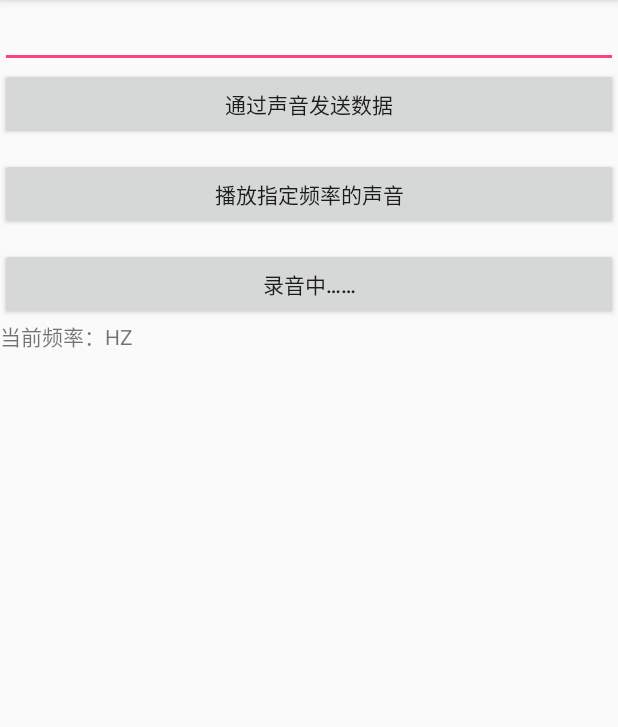
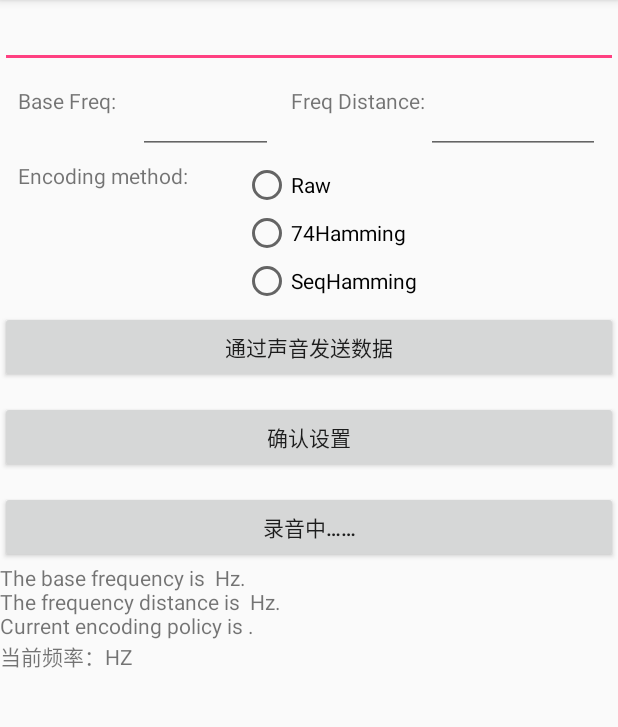
Before and after one commit to xwh817/SoundCommunication, an Android app: the screen it shows after launch (MainActivity), after a tap on "通过声音发送数据", on a phone screen of 412 x 824 dp, the part 84-811 px from its top. Run offline under Robolectric (Android 15) with nearby library versions, the phone set to English and light mode, and no system bars; 3 other taps on this screen came first.

Commit message:
androidui

```diff
--- a/app/src/main/java/xwh/sound/CodeBook.java
+++ b/app/src/main/java/xwh/sound/CodeBook.java
@@ -13,33 +13,35 @@ import android.util.Log;
 
 public class CodeBook {
 
-	public static final int CODE_BOOK_LENGTH_CONTENT = 8;  // 内容编码长度 （0-7为内容）
-	public static final int DUPLICATE_INDEX_1 = CODE_BOOK_LENGTH_CONTENT; // 重复标记1
-	public static final int DUPLICATE_INDEX_2 = DUPLICATE_INDEX_1 +1; // 重复标记2
-	public static final int START_INDEX = DUPLICATE_INDEX_2 + 1;   // 开始标记
-	public static final int END_INDEX = START_INDEX + 1;   // 结束标记
+	public static int CODE_BOOK_LENGTH_CONTENT = 8;  // 内容编码长度 （0-7为内容）
+	public static int DUPLICATE_INDEX_1 = CODE_BOOK_LENGTH_CONTENT; // 重复标记1
+	public static int DUPLICATE_INDEX_2 = DUPLICATE_INDEX_1 +1; // 重复标记2
+	public static int END_INDEX = DUPLICATE_INDEX_2 + 1;   // 开始标记
+	public static int START_INDEX = END_INDEX + 1;   // 结束标记
 
-	public static int freqDistance = 500;  // 两个频率之间的间距
-	public static final int START_INDEX_HAMMING = 4;
-	public static final int END_INDEX_HAMMING = 5;
-	public static final int DUPLICATE_INDEX_1_HAMMING = 6;
-	public static final int DUPLICATE_INDEX_2_HAMMING = 7;
-	public static final int BASE_FREQ = 10000;
-	public static final int START_FREQ_HAMMING = BASE_FREQ + freqDistance * START_INDEX_HAMMING;
-	public static final int END_FREQ_HAMMING = BASE_FREQ + freqDistance * END_INDEX_HAMMING;
-	public static final int DUP1_FREQ_HAMMING = BASE_FREQ + freqDistance * DUPLICATE_INDEX_1_HAMMING;
-	public static final int DUP2_FREQ_HAMMING = BASE_FREQ + freqDistance * DUPLICATE_INDEX_2_HAMMING;
+	public static int SEP_INDEX = START_INDEX + 1; // 分割符
+
+	//public static int freqDistance = MainActivity.FREQ_DISTANCE;  // 两个频率之间的间距
+	public static int START_INDEX_HAMMING = 4;
+	public static int END_INDEX_HAMMING = 6;
+	public static int DUPLICATE_INDEX_1_HAMMING = 5;
+	public static int DUPLICATE_INDEX_2_HAMMING = 7;
+	//public static int BASE_FREQ = MainActivity.BASE_FREQ;
+	//public static int START_FREQ_HAMMING = BASE_FREQ + freqDistance * START_INDEX_HAMMING;
+	//public static int END_FREQ_HAMMING = BASE_FREQ + freqDistance * END_INDEX_HAMMING;
+	//public static int DUP1_FREQ_HAMMING = BASE_FREQ + freqDistance * DUPLICATE_INDEX_1_HAMMING;
+	//public static int DUP2_FREQ_HAMMING = BASE_FREQ + freqDistance * DUPLICATE_INDEX_2_HAMMING;
 
 	/**
 	 * 两个book字典码来组成下面每个字符的编码
 	 */
 	public final static String CONTENT_CODE = "ABCDEFGHIJKLMNOPQRSTUVWXYZabcdefghijklmnopqrstuvwxyz0123456789+/";   // Base64编码
 
-	public static int[] freqsWave = new int[12];    // 将声音频率划分成12段，每一段表示一个字典码。
+	public static int[] freqsWave = new int[13];    // 将声音频率划分成12段，每一段表示一个字典码。
 
 	static {
 		for(int i=0; i<freqsWave.length; i++) {
-			freqsWave[i] = BASE_FREQ + freqDistance * i;
+			freqsWave[i] = MainActivity.BASE_FREQ + MainActivity.FREQ_DISTANCE * i;
 		}
 	}
 
@@ -53,19 +55,19 @@ public class CodeBook {
 
 	public static int encode_74hamming(int index) {
 		if (index == START_INDEX_HAMMING) {
-			return START_FREQ_HAMMING;
+			return MainActivity.BASE_FREQ+MainActivity.FREQ_DISTANCE * START_INDEX_HAMMING;
 		}
 		if (index == END_INDEX_HAMMING) {
-			return END_FREQ_HAMMING;
+			return MainActivity.BASE_FREQ + MainActivity.FREQ_DISTANCE * END_INDEX_HAMMING;
 		}
-		if (index == DUP1_FREQ_HAMMING) {
-			return DUP1_FREQ_HAMMING;
+		if (index == MainActivity.BASE_FREQ + MainActivity.FREQ_DISTANCE * DUPLICATE_INDEX_1_HAMMING) {
+			return MainActivity.BASE_FREQ + MainActivity.FREQ_DISTANCE * DUPLICATE_INDEX_1_HAMMING;
 		}
-		if (index == DUP2_FREQ_HAMMING) {
-			return DUP2_FREQ_HAMMING;
+		if (index == MainActivity.BASE_FREQ + MainActivity.FREQ_DISTANCE * DUPLICATE_INDEX_2_HAMMING) {
+			return MainActivity.BASE_FREQ + MainActivity.FREQ_DISTANCE * DUPLICATE_INDEX_2_HAMMING;
 		}
 		int freq_idx = _inv_gray(index, 2);
-		return freqsWave[freq_idx];
+		return freqsWave[index];
 	}
 
 	private static int _gray(int value, int bitNum) {
@@ -95,7 +97,7 @@ public class CodeBook {
 	public static int decode(int fre) {
 		int index = -1;
 
-		if ( fre + freqDistance > freqsWave[0]) {   // 太小的不要
+		if ( fre + MainActivity.FREQ_DISTANCE > freqsWave[0]) {   // 太小的不要
 			int min = Integer.MAX_VALUE;
 			for(int i=0; i<freqsWave.length; i++) {
 				int distance = Math.abs(fre - freqsWave[i]);
@@ -110,10 +112,11 @@ public class CodeBook {
 
 	public static int decode_hamming(int fre) {
 		int index = decode(fre);
-		if (index == -1 || index >= START_INDEX_HAMMING) {
-			return index;
-		}
-		index = _gray(index, 2);
+		//if (index == -1 || index >= START_INDEX_HAMMING) {
+		//	return index;
+		//}
+		//index = _gray(index, 2);
+		if (index > DUPLICATE_INDEX_2_HAMMING) index = DUPLICATE_INDEX_2_HAMMING;
 		return index;
 	}
 }
--- a/app/src/main/java/xwh/sound/MainActivity.java
+++ b/app/src/main/java/xwh/sound/MainActivity.java
@@ -14,33 +14,51 @@ import android.view.View;
 import android.webkit.WebView;
 import android.widget.Button;
 import android.widget.EditText;
+import android.widget.RadioButton;
+import android.widget.RadioGroup;
 import android.widget.TextView;
 import android.widget.Toast;
 import android.webkit.WebViewClient;
 
 import java.io.UnsupportedEncodingException;
+import java.net.HttpURLConnection;
+import java.net.URL;
+import java.security.KeyManagementException;
+import java.security.KeyStoreException;
+import java.security.NoSuchAlgorithmException;
+import java.security.cert.CertificateException;
+import java.security.cert.X509Certificate;
 import java.util.ArrayList;
 import java.util.List;
 import java.util.LinkedList;
 import java.util.Queue;
 
-import org.apache.http.HttpResponse;
-import org.apache.http.client.HttpClient;
-import org.apache.http.client.methods.HttpGet;
-import org.apache.http.impl.client.DefaultHttpClient;
+
+import javax.net.ssl.HostnameVerifier;
+import javax.net.ssl.SSLContext;
+import javax.net.ssl.TrustManager;
+import javax.net.ssl.X509TrustManager;
 
 public class MainActivity extends AppCompatActivity {
 
 	public static final int MSG_RESULT = 1;
 	public static final int MSG_CURRENT_FREQ = 2;
-
+	public static int BASE_FREQ;
+	public static int FREQ_DISTANCE;
+	public static int METHOD;
 	private EditText inputHz;
+	private EditText BaseFreq;
+	private EditText FreqDistance;
 	private int[] cc = {0, 262, 294, 330, 349, 392, 440, 494};
 
 	private TextView recordResult;
+	private TextView Message;
 	private TextView currentFreq;
 	private Record record;
-
+	private RadioGroup encodeMethod;
+	private RadioButton method1;
+	private RadioButton method2;
+	private RadioButton method3;
 	private Handler mHandler;
 
 	private Button btRecord;
@@ -53,8 +71,15 @@ public class MainActivity extends AppCompatActivity {
 		super.onCreate(savedInstanceState);
 		setContentView(R.layout.activity_main);
 		inputHz = this.findViewById(R.id.input_hz);
+		BaseFreq = this.findViewById(R.id.baseFreq);
+		FreqDistance = this.findViewById(R.id.freqDistance);
 		recordResult = this.findViewById(R.id.record_result);
+		Message = this.findViewById(R.id.message);
 		currentFreq = this.findViewById(R.id.text_current_freq);
+		encodeMethod = this.findViewById(R.id.method);
+		method1 = this.findViewById(R.id.encoding1);
+		method2 = this.findViewById(R.id.encoding2);
+		method3 = this.findViewById(R.id.encoding3);
 
 		mHandler = new Handler() {
 			@Override
@@ -120,6 +145,36 @@ public class MainActivity extends AppCompatActivity {
 			}
 		});
 
+		findViewById(R.id.bt_play).setOnClickListener(new View.OnClickListener() {
+			@Override
+			public void onClick(View v) {
+				String encode_method = "";
+				if(method1.isChecked()) {
+					encode_method = "Raw";
+					METHOD = 1;
+				}
+				else if(method2.isChecked()) {
+					encode_method = "74Hamming";
+					METHOD = 2;
+				}
+				else if(method3.isChecked()) {
+					encode_method = "SeqHamming";
+					METHOD =3;
+				}
+				Message.setText("");
+				BASE_FREQ = Integer.parseInt(BaseFreq.getText().toString());
+
+				FREQ_DISTANCE = Integer.parseInt(FreqDistance.getText().toString());
+
+				Message.append("The base frequency is "+BaseFreq.getText().toString()+" Hz.\n");
+				Message.append("The frequency distance is "+FreqDistance.getText().toString() + " Hz.\n");
+				Message.append("Current encoding policy is "+encode_method+".");
+
+			}
+		});
+
+
+
 		btRecord = this.findViewById(R.id.bt_record);
 		btRecord.requestFocus();
 		btRecord.setOnClickListener(new View.OnClickListener() {
@@ -141,7 +196,6 @@ public class MainActivity extends AppCompatActivity {
 						}
 					}).start();
 
-					// String name = "http://www.baidu.com/";
 					new Thread(new Runnable() {
 						@Override
 						public void run() {
@@ -151,10 +205,9 @@ public class MainActivity extends AppCompatActivity {
 									String name = url_queue.poll();
 									Runnable networkTask = () -> {
 										try{
-											HttpGet httpRequest = new HttpGet(name);
-											HttpClient httpclient = new DefaultHttpClient();
-											HttpResponse response = httpclient.execute(httpRequest);
-											if (response.getStatusLine().getStatusCode() == 200) {
+											URL url = new URL(name);
+											HttpURLConnection conn = (HttpURLConnection) url.openConnection();
+											if (conn.getResponseCode() == 200) {
 												Intent intent = new Intent(MainActivity.this,webpage.class);
 												intent.putExtra("context", name);
 												startActivity(intent);
@@ -168,26 +221,28 @@ public class MainActivity extends AppCompatActivity {
 							}
 						}
 					}).start();
-
 				}
-
-
 			}
 		});
 
+	}
 
 
-
-	}
 
 	private void testBase64() throws UnsupportedEncodingException {
 		String test = inputHz.getText().toString();
 		String str = Base64.encodeToString(test.getBytes(), Base64.NO_WRAP | Base64.NO_PADDING);
-		List<Integer> codes = Encoder.convertTextToCode_74hamming(str);
+		List<Integer> codes = Encoder.convertTextToCodes(str);;
+		if (METHOD == 2)
+			codes = Encoder.convertTextToCode_74hamming(str);
+		if (METHOD == 3)
+			codes = Encoder.convertTextToCode_SeqHamming(str);
 
 		Log.d("Encode", "encodeArray:" + codes);
 		PCMPlayer.getInstance().start(codes, 50);
 	}
+
+
 
 	private void testCodes() {
 		List<Integer> codes = new ArrayList<>();
--- a/app/src/main/java/xwh/sound/PCMPlayer.java
+++ b/app/src/main/java/xwh/sound/PCMPlayer.java
@@ -105,7 +105,9 @@ public class PCMPlayer {
 		int lengthItem = DEFAULT_SAMPLE_RATE  * during / 1000 * 2;
 		byte[] waveAll =  new byte[lengthItem * codeIndexs.size()];
 		for(int i=0; i<codeIndexs.size(); i++) {
-			int hz = CodeBook.encode_74hamming(codeIndexs.get(i));
+			int hz = CodeBook.encode(codeIndexs.get(i));
+			if (MainActivity.METHOD == 2)
+				hz = CodeBook.encode_74hamming(codeIndexs.get(i));
 			sin(waveAll, lengthItem * i, hz, lengthItem);   // 生成正弦波
 		}
 		mAudioTrack.write(waveAll, 0, waveAll.length);
--- a/app/src/main/res/layout/activity_main.xml
+++ b/app/src/main/res/layout/activity_main.xml
@@ -13,11 +13,96 @@
 		android:layout_height="wrap_content"
 		android:text=""/>
 
+	<LinearLayout
+		android:layout_width="match_parent"
+		android:layout_height="50dp"
+		android:layout_marginTop="12dp"
+		android:orientation="horizontal">
+
+		<TextView
+			android:id="@+id/textView"
+			android:layout_width="80dp"
+			android:layout_height="match_parent"
+			android:layout_marginStart="12dp"
+			android:layout_marginLeft="12dp"
+			android:text="Base Freq:" />
+
+		<EditText
+			android:id="@+id/baseFreq"
+			android:layout_width="90dp"
+			android:layout_height="wrap_content"
+			android:ems="10"
+			android:inputType="number" />
+
+		<TextView
+			android:id="@+id/textView2"
+			android:layout_width="90dp"
+			android:layout_height="match_parent"
+			android:layout_marginStart="12dp"
+			android:layout_marginLeft="12dp"
+			android:text="Freq Distance:" />
+
+		<EditText
+			android:id="@+id/freqDistance"
+			android:layout_width="match_parent"
+			android:layout_height="wrap_content"
+			android:layout_marginEnd="12dp"
+			android:layout_marginRight="12dp"
+			android:ems="10"
+			android:inputType="number" />
+	</LinearLayout>
+
+	<LinearLayout
+		android:layout_width="match_parent"
+		android:layout_height="100dp"
+		android:orientation="horizontal">
+
+		<TextView
+			android:layout_width="match_parent"
+			android:layout_height="match_parent"
+			android:layout_marginStart="12dp"
+			android:layout_marginLeft="12dp"
+			android:layout_weight="1"
+			android:text="Encoding method:" />
+
+		<LinearLayout
+			android:layout_width="250dp"
+			android:layout_height="match_parent"
+			android:orientation="vertical">
+
+			<RadioGroup
+				android:id="@+id/method"
+				android:layout_width="match_parent"
+				android:layout_height="match_parent">
+
+				<RadioButton
+					android:id="@+id/encoding1"
+					android:layout_width="match_parent"
+					android:layout_height="wrap_content"
+					android:text="@string/encoding1" />
+
+				<RadioButton
+					android:id="@+id/encoding2"
+					android:layout_width="match_parent"
+					android:layout_height="wrap_content"
+					android:text="@string/encoding2" />
+
+				<RadioButton
+					android:id="@+id/encoding3"
+					android:layout_width="match_parent"
+					android:layout_height="wrap_content"
+					android:text="@string/encoding3" />
+			</RadioGroup>
+
+		</LinearLayout>
+
+	</LinearLayout>
+
 	<Button
 		android:id="@+id/bt_send"
 		android:layout_width="match_parent"
 		android:layout_height="wrap_content"
-		android:text="@string/send"/>
+		android:text="@string/send" />
 
 	<Button
 		android:id="@+id/bt_play"
@@ -33,10 +118,16 @@
 		android:layout_marginTop="12dp"
 		android:text="@string/record"/>
 
+	<TextView
+		android:id="@+id/message"
+		android:layout_width="match_parent"
+		android:layout_height="wrap_content" />
+
 	<LinearLayout
 		android:layout_width="match_parent"
 		android:layout_height="wrap_content"
 		android:orientation="horizontal">
+
 		<TextView
 			android:layout_width="wrap_content"
 			android:layout_height="wrap_content"
@@ -51,12 +142,13 @@
 	<ScrollView
 		android:layout_width="match_parent"
 		android:layout_height="wrap_content">
+
 		<TextView
 			android:id="@+id/record_result"
 			android:layout_width="match_parent"
 			android:layout_height="wrap_content"
 			android:padding="12dp"
-			android:text=""/>
+			android:text="" />
 	</ScrollView>
 
 
--- a/app/src/main/res/values/strings.xml
+++ b/app/src/main/res/values/strings.xml
@@ -1,8 +1,11 @@
 <resources>
 	<string name="app_name">SoundCommunication</string>
 
-	<string name="play">播放指定频率的声音</string>
+	<string name="play">确认设置</string>
 	<string name="send">通过声音发送数据</string>
 	<string name="record">录音</string>
 	<string name="recording">录音中……</string>
+	<string name="encoding1">Raw</string>
+	<string name="encoding2">74Hamming</string>
+	<string name="encoding3">SeqHamming</string>
 </resources>
```
Also changed, not shown: app/build.gradle (+7 -2 lines), app/src/main/AndroidManifest.xml (+6 -1 lines), app/src/main/java/xwh/sound/Decoder.java (+210 -25 lines), app/src/main/java/xwh/sound/Encoder.java (+60 -0 lines), app/src/main/java/xwh/sound/webpage.java (+14 -6 lines), app/src/main/network_security_config.xml (added, +8 -0 lines).
